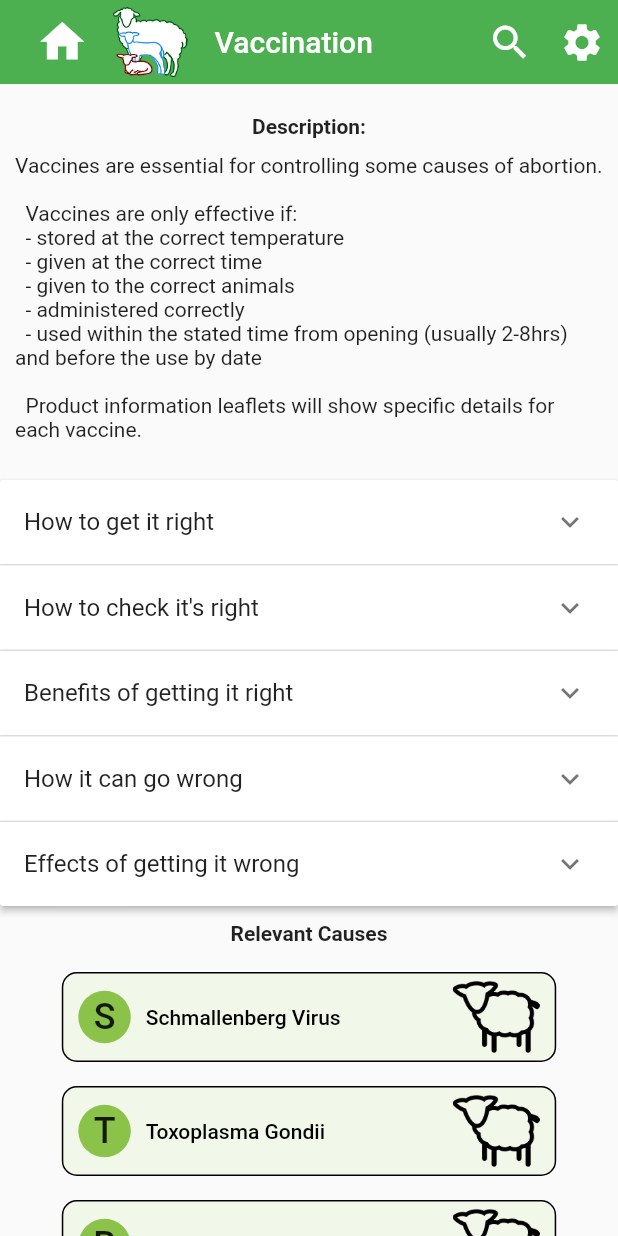
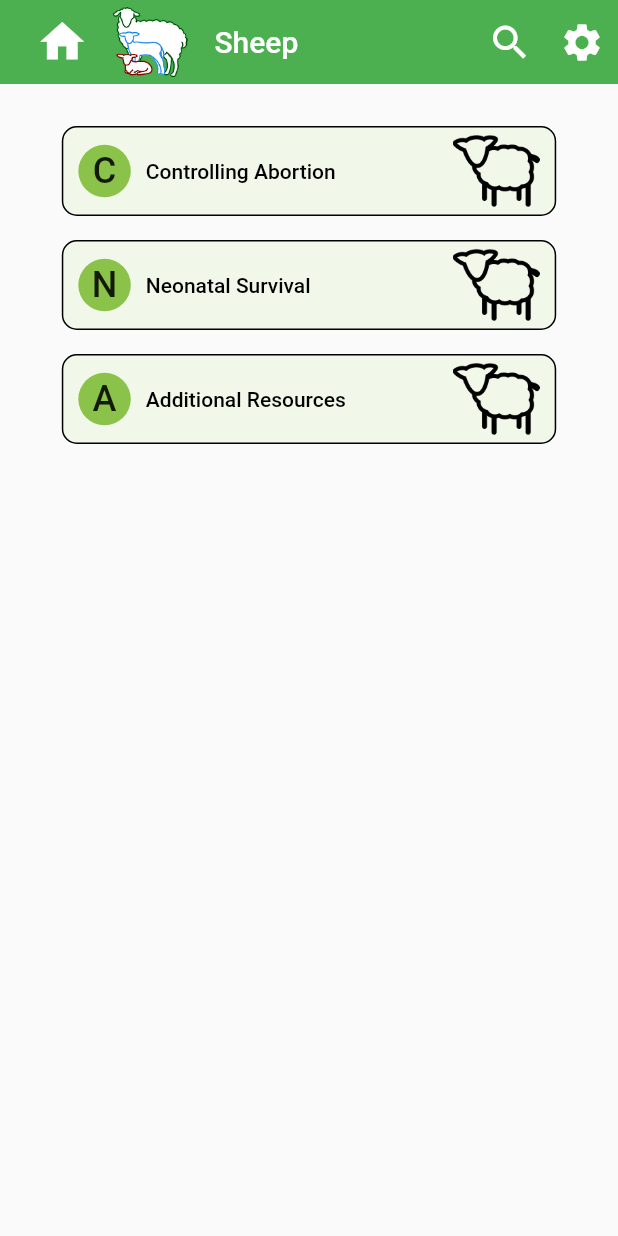
Before and after one commit to kimhamer22/FlockInfoC, a Flutter app: the HomeSpecies screen opened directly, after a tap on an icon or button, on a phone screen of 412 x 824 dp. Run offline on Flutter 3.47's test engine with Material 2 defaults, Android fonts, the phone set to English and light mode, and no system bars.

Commit message:
Added: sheep.dart Updated: routing from homepage, added padding to info_page.dart to be consistent with the rest of the app

```diff
--- a/fic_flutter/lib/home_species.dart
+++ b/fic_flutter/lib/home_species.dart
@@ -17,7 +17,7 @@ class _HomeSpecies extends State<HomeSpecies> {
         padding: const EdgeInsets.fromLTRB(0, 20, 0, 0),
         child: Center(
           child: Column(children: const [
-            NavigationButton(title: "Sheep", route: '/infopage'),
+            NavigationButton(title: "Sheep", route: '/sheep'),
             NavigationButton(
               title: "Cows",
               route: '/infopage',
--- a/fic_flutter/lib/info_page.dart
+++ b/fic_flutter/lib/info_page.dart
@@ -52,7 +52,7 @@ class _InfoPageState extends State<InfoPage> {
       appBar: TopBar(page: title),
       body: SingleChildScrollView(
         child: Padding(
-          padding: const EdgeInsets.fromLTRB(0, 20, 0, 0),
+          padding: const EdgeInsets.fromLTRB(10, 20, 10, 0),
           child: Column(children: [
             const Text(
               'Description:',
--- a/fic_flutter/lib/main.dart
+++ b/fic_flutter/lib/main.dart
@@ -1,4 +1,5 @@
 import 'package:fic_flutter/home_species.dart';
+import 'package:fic_flutter/sheep.dart';
 import 'package:flutter/material.dart';
 import 'package:fic_flutter/top_bar.dart';
 import 'package:fic_flutter/home_resources.dart';
@@ -24,6 +25,7 @@ class FlockControl extends StatelessWidget {
       routes: {
         '/': (context) => const HomePage(title: 'Home'),
         '/infopage': (context) => const InfoPage(),
+        '/sheep': (context) => const Sheep(),
       },
     );
   }
--- /dev/null
+++ b/fic_flutter/lib/sheep.dart
@@ -0,0 +1,33 @@
+import 'package:fic_flutter/navigation_button.dart';
+import 'package:flutter/material.dart';
+import 'package:fic_flutter/top_bar.dart';
+
+class Sheep extends StatefulWidget {
+  const Sheep({Key? key}) : super(key: key);
+
+  @override
+  State<Sheep> createState() => _Sheep();
+}
+
+class _Sheep extends State<Sheep> {
+  @override
+  Widget build(BuildContext context) {
+    return Scaffold(
+      appBar: const TopBar(page: 'Sheep'),
+      body: Center(
+        child: Padding(
+          padding: const EdgeInsets.fromLTRB(10, 20, 10, 0),
+          child: Column(
+            children: const [
+              NavigationButton(
+                  title: 'Controlling Abortion', route: '/infopage'),
+              NavigationButton(title: 'Neonatal Survival', route: '/infopage'),
+              NavigationButton(
+                  title: 'Additional Resources', route: '/infopage'),
+            ],
+          ),
+        ),
+      ),
+    );
+  }
+}
```
